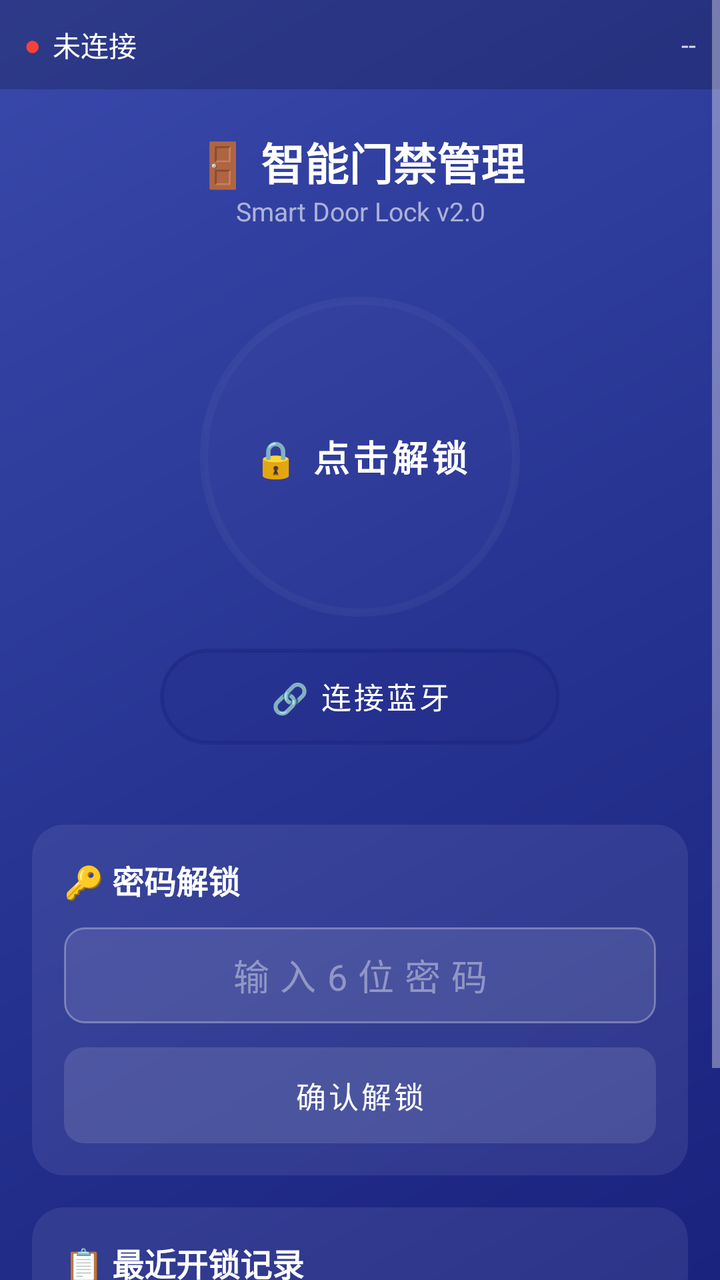
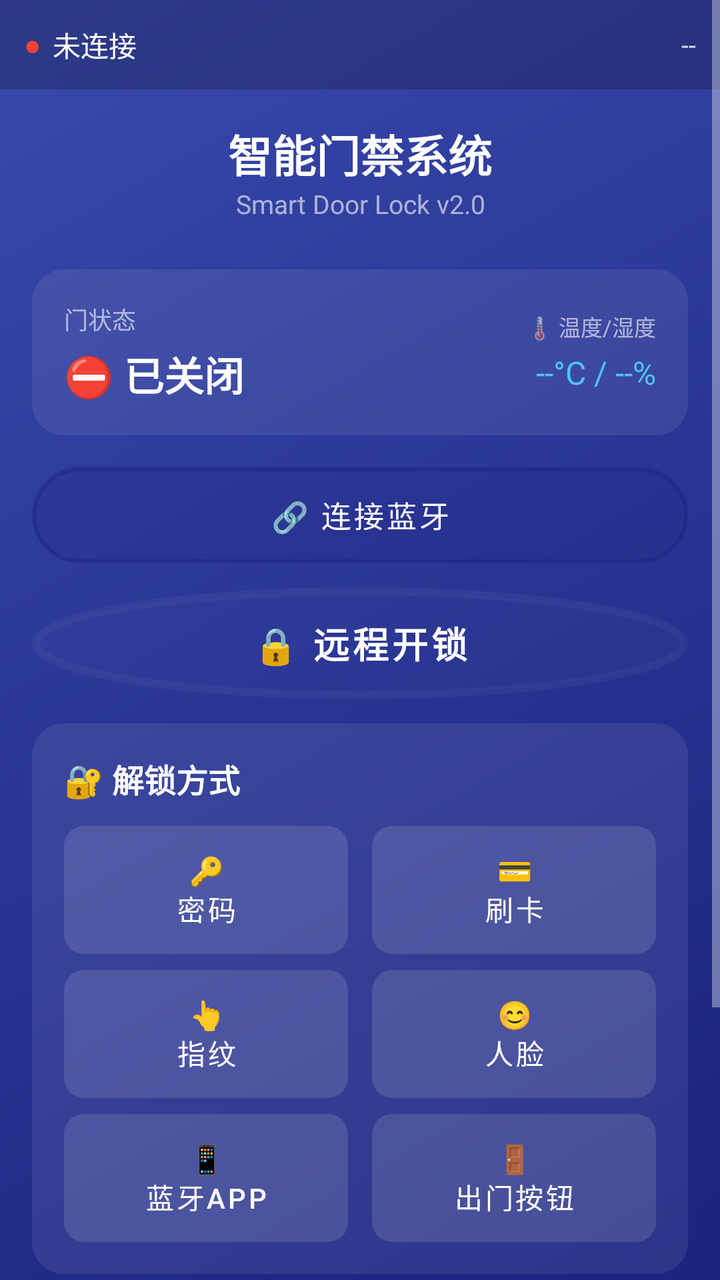

The first picture is an Android layout as it rendered before a commit; the second is the same layout after the commit. The layout source and the unified diff follow.
<!-- AndroidManifest.xml: application theme Theme.SmartLock -->
<!-- res/layout/fragment_home.xml -->
<?xml version="1.0" encoding="utf-8"?>
<ScrollView xmlns:android="http://schemas.android.com/apk/res/android"
    android:layout_width="match_parent"
    android:layout_height="match_parent"
    android:background="@drawable/bg_gradient">

    <LinearLayout
        android:layout_width="match_parent"
        android:layout_height="wrap_content"
        android:orientation="vertical"
        android:paddingBottom="80dp">

        
        <LinearLayout
            android:layout_width="match_parent"
            android:layout_height="wrap_content"
            android:orientation="horizontal"
            android:gravity="center_vertical"
            android:background="#33000000"
            android:padding="12dp">

            <TextView
                android:id="@+id/tv_dot"
                android:layout_width="wrap_content"
                android:layout_height="wrap_content"
                android:text="●"
                android:textSize="14sp"
                android:textColor="#F44336"
                android:layout_marginEnd="6dp"/>

            <TextView
                android:id="@+id/tv_status"
                android:layout_width="0dp"
                android:layout_height="wrap_content"
                android:layout_weight="1"
                android:text="未连接"
                android:textSize="14sp"
                android:textColor="#FFFFFF"/>

            <TextView
                android:id="@+id/tv_device_name"
                android:layout_width="wrap_content"
                android:layout_height="wrap_content"
                android:text="--"
                android:textSize="13sp"
                android:textColor="#CCFFFFFF"/>
        </LinearLayout>

        
        <TextView
            android:layout_width="match_parent"
            android:layout_height="wrap_content"
            android:text="🚪 智能门禁管理"
            android:textSize="22sp"
            android:textStyle="bold"
            android:textColor="#FFFFFF"
            android:gravity="center"
            android:paddingTop="20dp"/>

        <TextView
            android:layout_width="match_parent"
            android:layout_height="wrap_content"
            android:text="Smart Door Lock v2.0"
            android:textSize="13sp"
            android:textColor="#99FFFFFF"
            android:gravity="center"
            android:paddingBottom="10dp"/>

        
        <LinearLayout
            android:layout_width="match_parent"
            android:layout_height="wrap_content"
            android:orientation="vertical"
            android:gravity="center"
            android:padding="24dp">

            <Button
                android:id="@+id/btn_unlock"
                android:layout_width="160dp"
                android:layout_height="160dp"
                android:background="@drawable/bg_unlock_btn"
                android:text="🔒 点击解锁"
                android:textSize="18sp"
                android:textStyle="bold"
                android:textColor="#FFFFFF"
                android:enabled="false"/>

            <Button
                android:id="@+id/btn_connect"
                android:layout_width="200dp"
                android:layout_height="48dp"
                android:layout_marginTop="16dp"
                android:background="@drawable/bg_connect_btn"
                android:text="🔗 连接蓝牙"
                android:textSize="15sp"
                android:textColor="#FFFFFF"/>
        </LinearLayout>

        
        <LinearLayout
            android:layout_width="match_parent"
            android:layout_height="wrap_content"
            android:orientation="vertical"
            android:background="@drawable/bg_panel"
            android:layout_margin="16dp"
            android:padding="16dp">

            <TextView
                android:layout_width="wrap_content"
                android:layout_height="wrap_content"
                android:text="🔑 密码解锁"
                android:textSize="16sp"
                android:textStyle="bold"
                android:textColor="#FFFFFF"/>

            <EditText
                android:id="@+id/et_password"
                android:layout_width="match_parent"
                android:layout_height="48dp"
                android:layout_marginTop="12dp"
                android:background="@drawable/bg_input"
                android:hint="输入6位密码"
                android:textColorHint="#66FFFFFF"
                android:textColor="#FFFFFF"
                android:textSize="18sp"
                android:gravity="center"
                android:letterSpacing="0.3"
                android:inputType="numberPassword"
                android:maxLength="6"/>

            <Button
                android:id="@+id/btn_send_pwd"
                android:layout_width="match_parent"
                android:layout_height="48dp"
                android:layout_marginTop="12dp"
                android:background="@drawable/bg_btn_green"
                android:text="确认解锁"
                android:textSize="15sp"
                android:textColor="#FFFFFF"
                android:enabled="false"/>
        </LinearLayout>

        
        <LinearLayout
            android:layout_width="match_parent"
            android:layout_height="wrap_content"
            android:orientation="vertical"
            android:background="@drawable/bg_panel"
            android:layout_marginStart="16dp"
            android:layout_marginEnd="16dp"
            android:layout_marginBottom="16dp"
            android:padding="16dp">

            <TextView
                android:layout_width="wrap_content"
                android:layout_height="wrap_content"
                android:text="📋 最近开锁记录"
                android:textSize="16sp"
                android:textStyle="bold"
                android:textColor="#FFFFFF"/>

            <LinearLayout
                android:id="@+id/recent_list"
                android:layout_width="match_parent"
                android:layout_height="wrap_content"
                android:orientation="vertical"
                android:layout_marginTop="12dp"/>
        </LinearLayout>

    </LinearLayout>
</ScrollView>
<!-- resources referenced by this layout -->
<resources>
  <!-- drawable bg_btn_green (drawable) -->
  <?xml version="1.0" encoding="utf-8"?>
  <shape xmlns:android="http://schemas.android.com/apk/res/android"
      android:shape="rectangle">
      <solid android:color="#4CAF50"/>
      <corners android:radius="10dp"/>
  </shape>
  <!-- drawable bg_connect_btn (drawable) -->
  <?xml version="1.0" encoding="utf-8"?>
  <shape xmlns:android="http://schemas.android.com/apk/res/android"
      android:shape="rectangle">
      <solid android:color="#33FFFFFF"/>
      <stroke android:width="2dp" android:color="#80FFFFFF"/>
      <corners android:radius="24dp"/>
  </shape>
  <!-- drawable bg_gradient (drawable) -->
  <?xml version="1.0" encoding="utf-8"?>
  <shape xmlns:android="http://schemas.android.com/apk/res/android"
      android:shape="rectangle">
      <gradient
          android:startColor="#1A237E"
          android:centerColor="#283593"
          android:endColor="#3949AB"
          android:angle="135"/>
  </shape>
  <!-- drawable bg_input (drawable) -->
  <?xml version="1.0" encoding="utf-8"?>
  <shape xmlns:android="http://schemas.android.com/apk/res/android"
      android:shape="rectangle">
      <solid android:color="#1AFFFFFF"/>
      <stroke android:width="1dp" android:color="#4DFFFFFF"/>
      <corners android:radius="10dp"/>
  </shape>
  <!-- drawable bg_panel (drawable) -->
  <?xml version="1.0" encoding="utf-8"?>
  <shape xmlns:android="http://schemas.android.com/apk/res/android"
      android:shape="rectangle">
      <solid android:color="#14FFFFFF"/>
      <corners android:radius="16dp"/>
  </shape>
  <!-- drawable bg_unlock_btn (drawable) -->
  <?xml version="1.0" encoding="utf-8"?>
  <shape xmlns:android="http://schemas.android.com/apk/res/android"
      android:shape="oval">
      <solid android:color="#1AFFFFFF"/>
      <stroke android:width="4dp" android:color="#4DFFFFFF"/>
  </shape>
  <style name="Theme.SmartLock" parent="Theme.MaterialComponents.NoActionBar">
          <item name="colorPrimary">@color/primary</item>
          <item name="colorPrimaryDark">@color/primary_dark</item>
          <item name="colorAccent">@color/accent</item>
          <item name="android:windowBackground">@drawable/bg_gradient</item>
          <item name="android:statusBarColor">@android:color/transparent</item>
          <item name="android:navigationBarColor">#CC000000</item>
      </style>
  <color name="primary">#1A237E</color>
  <color name="primary_dark">#0D1642</color>
  <color name="accent">#4CAF50</color>
</resources>

<!-- the commit's change to res/layout/fragment_home.xml (unified diff, before → after) -->
@@ -50,12 +50,12 @@
         <TextView
             android:layout_width="match_parent"
             android:layout_height="wrap_content"
-            android:text="🚪 智能门禁管理"
+            android:text="智能门禁系统"
             android:textSize="22sp"
             android:textStyle="bold"
             android:textColor="#FFFFFF"
             android:gravity="center"
-            android:paddingTop="20dp"/>
+            android:paddingTop="16dp"/>
 
         <TextView
             android:layout_width="match_parent"
@@ -64,108 +64,271 @@
             android:textSize="13sp"
             android:textColor="#99FFFFFF"
             android:gravity="center"
-            android:paddingBottom="10dp"/>
+            android:paddingBottom="8dp"/>
 
         
         <LinearLayout
             android:layout_width="match_parent"
             android:layout_height="wrap_content"
+            android:orientation="horizontal"
+            android:background="@drawable/bg_panel"
+            android:layout_margin="16dp"
+            android:padding="16dp"
+            android:gravity="center_vertical">
+
+            <LinearLayout
+                android:layout_width="0dp"
+                android:layout_height="wrap_content"
+                android:layout_weight="1"
+                android:orientation="vertical">
+
+                <TextView
+                    android:layout_width="wrap_content"
+                    android:layout_height="wrap_content"
+                    android:text="门状态"
+                    android:textSize="12sp"
+                    android:textColor="#99FFFFFF"/>
+
+                <TextView
+                    android:id="@+id/tv_door_status"
+                    android:layout_width="wrap_content"
+                    android:layout_height="wrap_content"
+                    android:text="⛔ 已关闭"
+                    android:textSize="20sp"
+                    android:textStyle="bold"
+                    android:textColor="#FFFFFF"
+                    android:layout_marginTop="4dp"/>
+            </LinearLayout>
+
+            <LinearLayout
+                android:layout_width="wrap_content"
+                android:layout_height="wrap_content"
+                android:orientation="vertical"
+                android:gravity="end">
+
+                <TextView
+                    android:layout_width="wrap_content"
+                    android:layout_height="wrap_content"
+                    android:text="🌡 温度/湿度"
+                    android:textSize="11sp"
+                    android:textColor="#99FFFFFF"/>
+
+                <TextView
+                    android:id="@+id/tv_temp_humi"
+                    android:layout_width="wrap_content"
+                    android:layout_height="wrap_content"
+                    android:text="--°C / --%"
+                    android:textSize="16sp"
+                    android:textColor="#4FC3F7"
+                    android:layout_marginTop="4dp"/>
+            </LinearLayout>
+        </LinearLayout>
+
+        
+        <Button
+            android:id="@+id/btn_connect"
+            android:layout_width="match_parent"
+            android:layout_height="48dp"
+            android:layout_marginStart="16dp"
+            android:layout_marginEnd="16dp"
+            android:layout_marginBottom="12dp"
+            android:background="@drawable/bg_connect_btn"
+            android:text="🔗 连接蓝牙"
+            android:textSize="15sp"
+            android:textColor="#FFFFFF"/>
+
+        
+        <Button
+            android:id="@+id/btn_unlock"
+            android:layout_width="match_parent"
+            android:layout_height="56dp"
+            android:layout_marginStart="16dp"
+            android:layout_marginEnd="16dp"
+            android:layout_marginBottom="12dp"
+            android:background="@drawable/bg_unlock_btn"
+            android:text="🔒 远程开锁"
+            android:textSize="18sp"
+            android:textStyle="bold"
+            android:textColor="#FFFFFF"
+            android:enabled="false"/>
+
+        
+        <LinearLayout
+            android:layout_width="match_parent"
+            android:layout_height="wrap_content"
             android:orientation="vertical"
-            android:gravity="center"
-            android:padding="24dp">
-
-            <Button
-                android:id="@+id/btn_unlock"
-                android:layout_width="160dp"
-                android:layout_height="160dp"
-                android:background="@drawable/bg_unlock_btn"
-                android:text="🔒 点击解锁"
-                android:textSize="18sp"
+            android:background="@drawable/bg_panel"
+            android:layout_marginStart="16dp"
+            android:layout_marginEnd="16dp"
+            android:layout_marginBottom="12dp"
+            android:padding="16dp">
+
+            <TextView
+                android:layout_width="wrap_content"
+                android:layout_height="wrap_content"
+                android:text="🔐 解锁方式"
+                android:textSize="16sp"
                 android:textStyle="bold"
                 android:textColor="#FFFFFF"
+                android:layout_marginBottom="12dp"/>
+
+            
+            <LinearLayout
+                android:layout_width="match_parent"
+                android:layout_height="wrap_content"
+                android:orientation="horizontal">
+
+                <Button
+                    android:id="@+id/btn_method_pwd"
+                    android:layout_width="0dp"
+                    android:layout_height="64dp"
+                    android:layout_weight="1"
+                    android:layout_marginEnd="6dp"
+                    android:background="@drawable/bg_btn_green"
+                    android:text="🔑\n密码"
+                    android:textSize="14sp"
+                    android:textColor="#FFFFFF"
+                    android:enabled="false"/>
+
+                <Button
+                    android:id="@+id/btn_method_card"
+                    android:layout_width="0dp"
+                    android:layout_height="64dp"
+                    android:layout_weight="1"
+                    android:layout_marginStart="6dp"
+                    android:background="@drawable/bg_btn_orange"
+                    android:text="💳\n刷卡"
+                    android:textSize="14sp"
+                    android:textColor="#FFFFFF"
+                    android:enabled="false"/>
+            </LinearLayout>
+
+            <LinearLayout
+                android:layout_width="match_parent"
+                android:layout_height="wrap_content"
+                android:orientation="horizontal"
+                android:layout_marginTop="8dp">
+
+                <Button
+                    android:id="@+id/btn_method_finger"
+                    android:layout_width="0dp"
+                    android:layout_height="64dp"
+                    android:layout_weight="1"
+                    android:layout_marginEnd="6dp"
+                    android:background="@drawable/bg_btn_green"
+                    android:text="👆\n指纹"
+                    android:textSize="14sp"
+                    android:textColor="#FFFFFF"
+                    android:enabled="false"/>
+
+                <Button
+                    android:id="@+id/btn_method_face"
+                    android:layout_width="0dp"
+                    android:layout_height="64dp"
+                    android:layout_weight="1"
+                    android:layout_marginStart="6dp"
+                    android:background="@drawable/bg_btn_orange"
+                    android:text="😊\n人脸"
+                    android:textSize="14sp"
+                    android:textColor="#FFFFFF"
+                    android:enabled="false"/>
+            </LinearLayout>
+
+            <LinearLayout
+                android:layout_width="match_parent"
+                android:layout_height="wrap_content"
+                android:orientation="horizontal"
+                android:layout_marginTop="8dp">
+
+                <Button
+                    android:id="@+id/btn_method_bt"
+                    android:layout_width="0dp"
+                    android:layout_height="64dp"
+                    android:layout_weight="1"
+                    android:layout_marginEnd="6dp"
+                    android:background="@drawable/bg_btn_green"
+                    android:text="📱\n蓝牙APP"
+                    android:textSize="14sp"
+                    android:textColor="#FFFFFF"
+                    android:enabled="false"/>
+
+                <Button
+                    android:id="@+id/btn_method_button"
+                    android:layout_width="0dp"
+                    android:layout_height="64dp"
+                    android:layout_weight="1"
+                    android:layout_marginStart="6dp"
+                    android:background="@drawable/bg_btn_orange"
+                    android:text="🚪\n出门按钮"
+                    android:textSize="14sp"
+                    android:textColor="#FFFFFF"
+                    android:enabled="false"/>
+            </LinearLayout>
+        </LinearLayout>
+
+        
+        <LinearLayout
+            android:layout_width="match_parent"
+            android:layout_height="wrap_content"
+            android:orientation="horizontal"
+            android:background="@drawable/bg_panel"
+            android:layout_marginStart="16dp"
+            android:layout_marginEnd="16dp"
+            android:layout_marginBottom="12dp"
+            android:padding="16dp"
+            android:gravity="center">
+
+            <Button
+                android:id="@+id/btn_refresh_status"
+                android:layout_width="0dp"
+                android:layout_height="40dp"
+                android:layout_weight="1"
+                android:layout_marginEnd="4dp"
+                android:background="@drawable/bg_btn_green"
+                android:text="🔄 刷新状态"
+                android:textSize="12sp"
+                android:textColor="#FFFFFF"
                 android:enabled="false"/>
 
             <Button
-                android:id="@+id/btn_connect"
-                android:layout_width="200dp"
-                android:layout_height="48dp"
-                android:layout_marginTop="16dp"
-                android:background="@drawable/bg_connect_btn"
-                android:text="🔗 连接蓝牙"
-                android:textSize="15sp"
-                android:textColor="#FFFFFF"/>
-        </LinearLayout>
-
-        
-        <LinearLayout
-            android:layout_width="match_parent"
-            android:layout_height="wrap_content"
-            android:orientation="vertical"
-            android:background="@drawable/bg_panel"
-            android:layout_margin="16dp"
-            android:padding="16dp">
-
-            <TextView
-                android:layout_width="wrap_content"
-                android:layout_height="wrap_content"
-                android:text="🔑 密码解锁"
-                android:textSize="16sp"
-                android:textStyle="bold"
-                android:textColor="#FFFFFF"/>
-
-            <EditText
-                android:id="@+id/et_password"
-                android:layout_width="match_parent"
-                android:layout_height="48dp"
-                android:layout_marginTop="12dp"
-                android:background="@drawable/bg_input"
-                android:hint="输入6位密码"
-                android:textColorHint="#66FFFFFF"
+                android:id="@+id/btn_refresh_temp"
+                android:layout_width="0dp"
+                android:layout_height="40dp"
+                android:layout_weight="1"
+                android:layout_marginStart="4dp"
+                android:layout_marginEnd="4dp"
+                android:background="@drawable/bg_btn_orange"
+                android:text="🌡 温湿度"
+                android:textSize="12sp"
                 android:textColor="#FFFFFF"
-                android:textSize="18sp"
-                android:gravity="center"
-                android:letterSpacing="0.3"
-                android:inputType="numberPassword"
-                android:maxLength="6"/>
+                android:enabled="false"/>
 
             <Button
-                android:id="@+id/btn_send_pwd"
-                android:layout_width="match_parent"
-                android:layout_height="48dp"
-                android:layout_marginTop="12dp"
+                android:id="@+id/btn_query_records"
+                android:layout_width="0dp"
+                android:layout_height="40dp"
+                android:layout_weight="1"
+                android:layout_marginStart="4dp"
                 android:background="@drawable/bg_btn_green"
-                android:text="确认解锁"
-                android:textSize="15sp"
+                android:text="📋 查记录"
+                android:textSize="12sp"
                 android:textColor="#FFFFFF"
                 android:enabled="false"/>
         </LinearLayout>
 
         
-        <LinearLayout
-            android:layout_width="match_parent"
-            android:layout_height="wrap_content"
-            android:orientation="vertical"
-            android:background="@drawable/bg_panel"
-            android:layout_marginStart="16dp"
-            android:layout_marginEnd="16dp"
-            android:layout_marginBottom="16dp"
-            android:padding="16dp">
-
-            <TextView
-                android:layout_width="wrap_content"
-                android:layout_height="wrap_content"
-                android:text="📋 最近开锁记录"
-                android:textSize="16sp"
-                android:textStyle="bold"
-                android:textColor="#FFFFFF"/>
-
-            <LinearLayout
-                android:id="@+id/recent_list"
-                android:layout_width="match_parent"
-                android:layout_height="wrap_content"
-                android:orientation="vertical"
-                android:layout_marginTop="12dp"/>
-        </LinearLayout>
+        <TextView
+            android:id="@+id/tv_event"
+            android:layout_width="match_parent"
+            android:layout_height="wrap_content"
+            android:text=""
+            android:textSize="13sp"
+            android:textColor="#FFD54F"
+            android:gravity="center"
+            android:layout_marginStart="16dp"
+            android:layout_marginEnd="16dp"
+            android:padding="8dp"
+            android:visibility="gone"/>
 
     </LinearLayout>
 </ScrollView>
<!-- resource entries referenced after the edit -->
@@ -5,6 +5,13 @@
   <shape xmlns:android="http://schemas.android.com/apk/res/android"
       android:shape="rectangle">
       <solid android:color="#4CAF50"/>
+      <corners android:radius="10dp"/>
+  </shape>
+  <!-- drawable bg_btn_orange (drawable) -->
+  <?xml version="1.0" encoding="utf-8"?>
+  <shape xmlns:android="http://schemas.android.com/apk/res/android"
+      android:shape="rectangle">
+      <solid android:color="#FF9800"/>
       <corners android:radius="10dp"/>
   </shape>
   <!-- drawable bg_connect_btn (drawable) -->
@@ -24,14 +31,6 @@
           android:centerColor="#283593"
           android:endColor="#3949AB"
           android:angle="135"/>
-  </shape>
-  <!-- drawable bg_input (drawable) -->
-  <?xml version="1.0" encoding="utf-8"?>
-  <shape xmlns:android="http://schemas.android.com/apk/res/android"
-      android:shape="rectangle">
-      <solid android:color="#1AFFFFFF"/>
-      <stroke android:width="1dp" android:color="#4DFFFFFF"/>
-      <corners android:radius="10dp"/>
   </shape>
   <!-- drawable bg_panel (drawable) -->
   <?xml version="1.0" encoding="utf-8"?>
